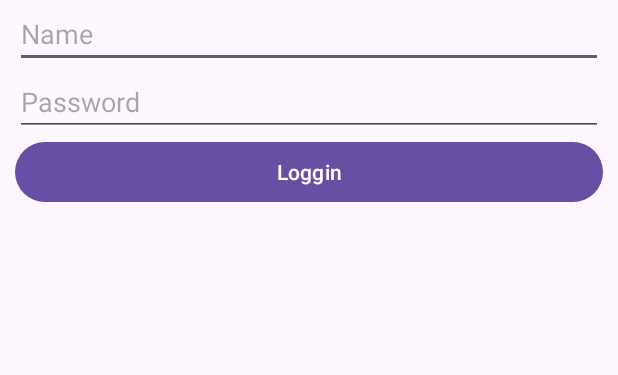
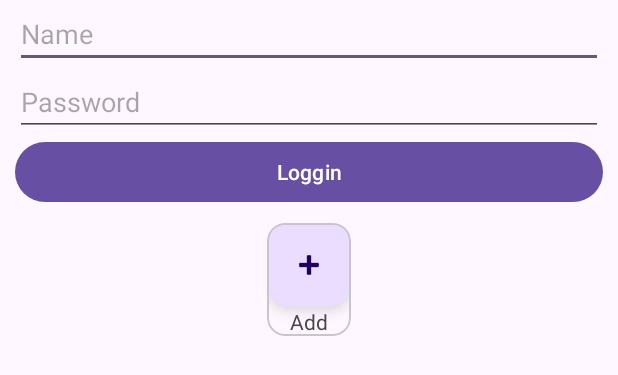
Before and after one commit to CristianHernan92/KeepCoding-AndroidFundamentos, an Android app: the layout activity_example_use_include.xml on its own in the app's theme, with its tools: preview values and no code run, on a phone screen of 412 x 824 dp. Shown: the top 375 px of the screen. Run offline under Robolectric (Android 15) with nearby library versions, the phone set to English and light mode, and no system bars.

Commit message:
material components agregado

```diff
--- a/ResumenPracticadeloexplicadoenlasclases/app/src/main/res/layout/activity_example_use_include.xml
+++ b/ResumenPracticadeloexplicadoenlasclases/app/src/main/res/layout/activity_example_use_include.xml
@@ -13,4 +13,17 @@
 
     </include>
 
+    <include layout="@layout/layout_materialcardview"
+        android:layout_width="wrap_content"
+        android:layout_height="wrap_content"
+
+        app:layout_constraintTop_toBottomOf="@id/first_include"
+        app:layout_constraintStart_toStartOf="@id/first_include"
+        app:layout_constraintEnd_toEndOf="@id/first_include"
+
+        android:layout_marginTop="10dp"
+        >
+
+    </include>
+
 </androidx.constraintlayout.widget.ConstraintLayout>
--- /dev/null
+++ b/ResumenPracticadeloexplicadoenlasclases/app/src/main/res/layout/layout_materialcardview.xml
@@ -0,0 +1,40 @@
+<?xml version="1.0" encoding="utf-8"?>
+<com.google.android.material.card.MaterialCardView
+    xmlns:android="http://schemas.android.com/apk/res/android"
+    xmlns:app="http://schemas.android.com/apk/res-auto"
+    android:layout_width="wrap_content"
+    android:layout_height="wrap_content"
+    >
+
+    <androidx.constraintlayout.widget.ConstraintLayout
+        android:layout_width="wrap_content"
+        android:layout_height="wrap_content"
+        >
+
+        <com.google.android.material.floatingactionbutton.FloatingActionButton
+            android:id="@+id/floatAction"
+            android:layout_width="wrap_content"
+            android:layout_height="wrap_content"
+            app:srcCompat="@android:drawable/ic_input_add"
+            android:contentDescription="@string/añadir"
+
+            app:layout_constraintTop_toTopOf="parent"
+            app:layout_constraintEnd_toEndOf="parent"
+            app:layout_constraintStart_toStartOf="parent"
+            >
+        </com.google.android.material.floatingactionbutton.FloatingActionButton>
+
+        <TextView
+            android:layout_width="wrap_content"
+            android:layout_height="wrap_content"
+            android:text="@string/añadir"
+
+            app:layout_constraintTop_toBottomOf="@id/floatAction"
+            app:layout_constraintStart_toStartOf="parent"
+            app:layout_constraintEnd_toEndOf="parent"
+            >
+
+        </TextView>
+
+    </androidx.constraintlayout.widget.ConstraintLayout>
+</com.google.android.material.card.MaterialCardView>
--- a/ResumenPracticadeloexplicadoenlasclases/app/src/main/res/values/colors.xml
+++ b/ResumenPracticadeloexplicadoenlasclases/app/src/main/res/values/colors.xml
@@ -3,4 +3,5 @@
     <color name="black">#FF000000</color>
     <color name="white">#FFFFFFFF</color>
     <color name="red">#FF0000</color>
+    <color name="green">#4CAF50</color>
 </resources>
--- a/ResumenPracticadeloexplicadoenlasclases/app/src/main/res/values/strings.xml
+++ b/ResumenPracticadeloexplicadoenlasclases/app/src/main/res/values/strings.xml
@@ -15,4 +15,5 @@
     <string name="Estrellita">Star</string>
     <string name="loggin">Loggin</string>
     <string name="Contraseña">Password</string>
+    <string name="añadir">Add</string>
 </resources>
```
